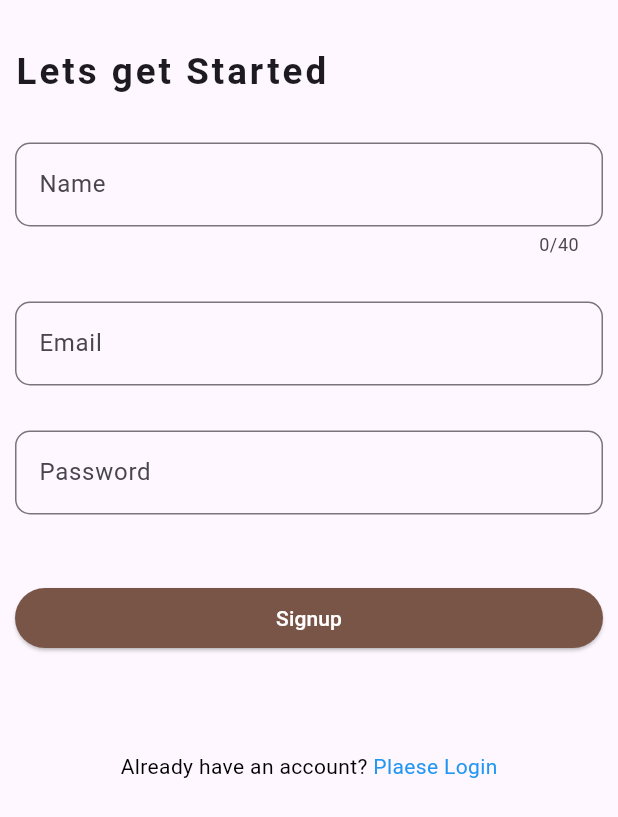
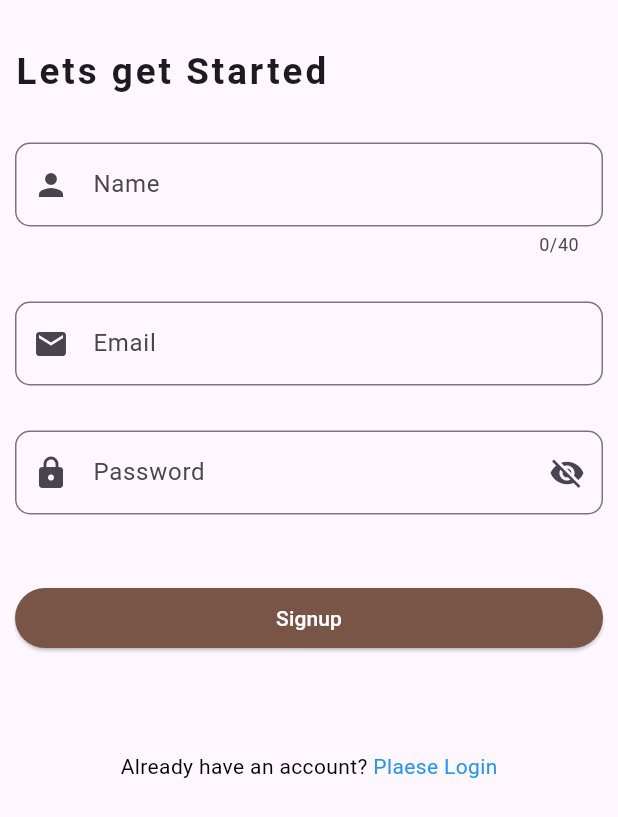
Before and after one commit to jeven2003/front-Kaps, a Flutter app: the screen it shows after launch, on a phone screen of 412 x 824 dp. Shown: the top 817 px of the screen. Run offline on Flutter 3.47's test engine with Material 3 defaults, Android fonts, the phone set to English and light mode, and no system bars; our stand-ins replace flutter_spinkit.

```diff
--- a/lib/pages/signup.dart
+++ b/lib/pages/signup.dart
@@ -17,7 +17,8 @@ class _signupState extends State<signup> {
   String name = '';
   String email = '';
   String password = '';
-
+  bool _obscure = true;
+  IconData _obscureIcon = Icons.visibility_off;
 
   createAccount(User user)async{
     final response = await http.post(
@@ -61,6 +62,7 @@ class _signupState extends State<signup> {
                       maxLength: 40,
                       decoration: InputDecoration(
                         label: Text('Name'),
+                        prefixIcon: Icon(Icons.person),
                         border: OutlineInputBorder(
                           borderRadius: BorderRadius.circular(10.0),
                         )
@@ -83,6 +85,7 @@ class _signupState extends State<signup> {
                       keyboardType: TextInputType.emailAddress,
                       decoration: InputDecoration(
                           label: Text('Email'),
+                          prefixIcon: Icon(Icons.email),
                           border: OutlineInputBorder(
                             borderRadius: BorderRadius.circular(10.0),
                           )
@@ -102,12 +105,27 @@ class _signupState extends State<signup> {
                     ),
                     SizedBox(height: 30.0),
                     TextFormField(
-                      obscureText: true,
+                      obscureText: _obscure,
                       decoration: InputDecoration(
                           label: Text('Password'),
+                          prefixIcon: Icon(Icons.lock_rounded),
+                          suffixIcon: IconButton(
+                            icon: Icon(_obscureIcon),
+                            onPressed: (){
+                              setState(() {
+                                _obscure = !_obscure;
+                                if(_obscure) {
+                                  _obscureIcon = Icons.visibility_off;
+                                }else{
+                                  _obscureIcon = Icons.visibility;
+                                }
+                              });
+                            },
+                          ),
                           border: OutlineInputBorder(
                             borderRadius: BorderRadius.circular(10.0),
                           )
+
                       ),
                       validator: (value){
                         if (value == null || value.isEmpty){
```
